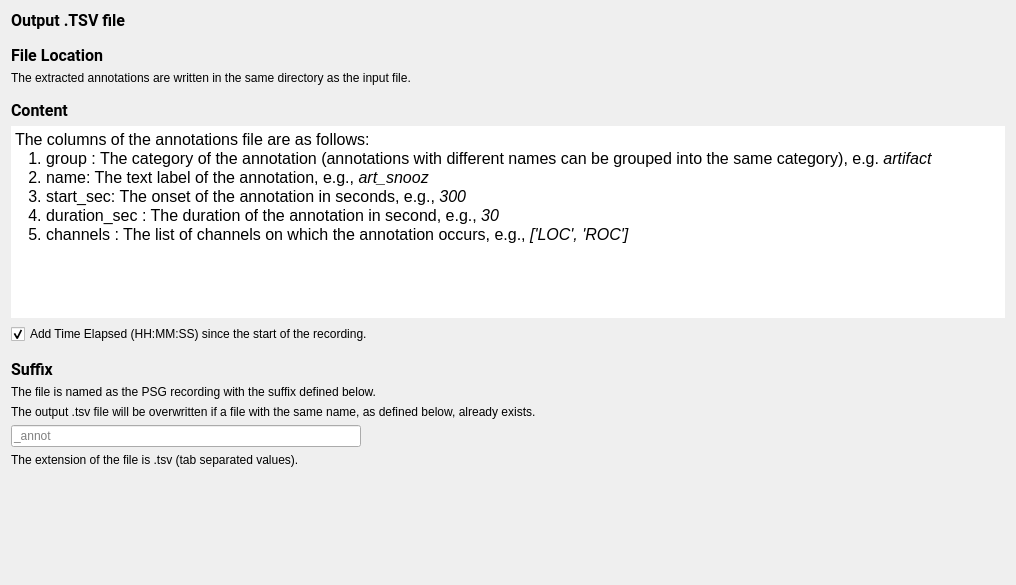
Above: tools/CEAMSTools/ExtractAnnotation/OutputFiles/Ui_OutputFiles.ui from SnoozToolbox/snooz-package-ceams before the change. Below: the same form after it.
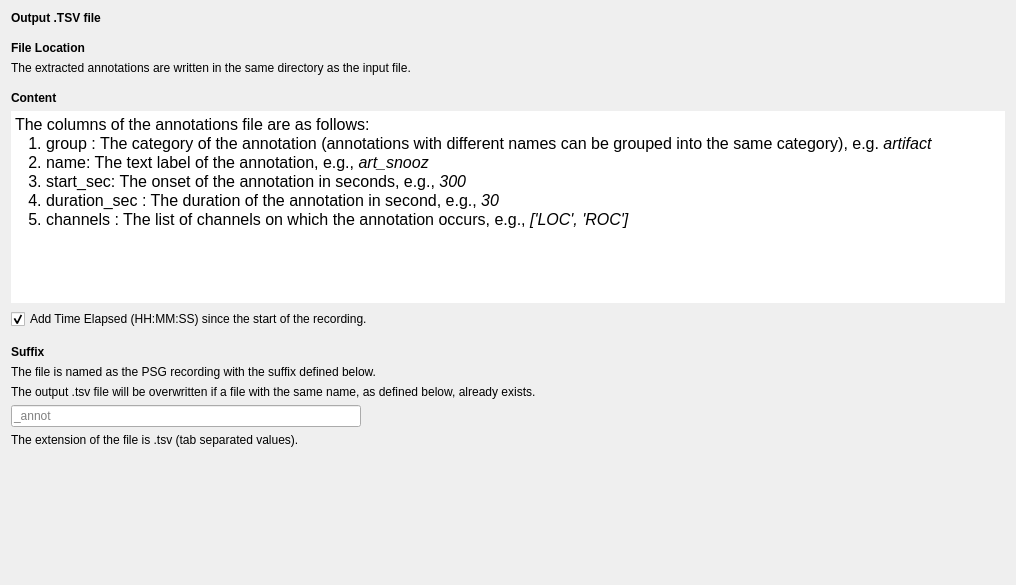
That is the form after the change.

Commit message: Font step 4: forms without fonts of their own, look kept

Patch:
```diff
--- a/tools/CEAMSTools/ExtractAnnotation/OutputFiles/Ui_OutputFiles.ui
+++ b/tools/CEAMSTools/ExtractAnnotation/OutputFiles/Ui_OutputFiles.ui
@@ -13,9 +13,6 @@
   <property name="windowTitle">
    <string/>
   </property>
-  <property name="styleSheet">
-   <string notr="true">font: 12pt &quot;Roboto&quot;;</string>
-  </property>
   <layout class="QHBoxLayout" name="horizontalLayout">
    <item>
     <layout class="QVBoxLayout" name="verticalLayout">
@@ -23,8 +20,6 @@
       <widget class="QLabel" name="label">
        <property name="font">
         <font>
-         <family>Roboto</family>
-         <pointsize>12</pointsize>
          <italic>false</italic>
          <bold>false</bold>
         </font>
@@ -54,8 +49,6 @@
       <widget class="QLabel" name="label_5">
        <property name="font">
         <font>
-         <family>Roboto</family>
-         <pointsize>12</pointsize>
          <italic>false</italic>
          <bold>false</bold>
         </font>
@@ -92,8 +85,6 @@
       <widget class="QLabel" name="label_7">
        <property name="font">
         <font>
-         <family>Roboto</family>
-         <pointsize>12</pointsize>
          <italic>false</italic>
          <bold>false</bold>
         </font>
@@ -118,7 +109,7 @@
 hr { height: 1px; border-width: 0; }
 li.unchecked::marker { content: &quot;\2610&quot;; }
 li.checked::marker { content: &quot;\2612&quot;; }
-&lt;/style&gt;&lt;/head&gt;&lt;body style=&quot; font-family:'Roboto'; font-size:12pt; font-weight:400; font-style:normal;&quot;&gt;
+&lt;/style&gt;&lt;/head&gt;&lt;body style=&quot; font-size:12pt; font-weight:400; font-style:normal;&quot;&gt;
 &lt;p style=&quot; margin-top:0px; margin-bottom:0px; margin-left:0px; margin-right:0px; -qt-block-indent:0; text-indent:0px;&quot;&gt;The columns of the annotations file are as follows:&lt;/p&gt;
 &lt;p style=&quot; margin-top:0px; margin-bottom:0px; margin-left:0px; margin-right:0px; -qt-block-indent:0; text-indent:0px;&quot;&gt;   1. group : The category of the annotation (annotations with different names can be grouped into the same category), e.g. &lt;span style=&quot; font-style:italic;&quot;&gt;artifact&lt;/span&gt;&lt;/p&gt;
 &lt;p style=&quot; margin-top:0px; margin-bottom:0px; margin-left:0px; margin-right:0px; -qt-block-indent:0; text-indent:0px;&quot;&gt;   2. name: The text label of the annotation, e.g., &lt;span style=&quot; font-style:italic;&quot;&gt;art_snooz&lt;/span&gt;&lt;/p&gt;
@@ -158,8 +149,6 @@
       <widget class="QLabel" name="label_2">
        <property name="font">
         <font>
-         <family>Roboto</family>
-         <pointsize>12</pointsize>
          <italic>false</italic>
          <bold>false</bold>
         </font>
```
The commit also changes 427 other files.
